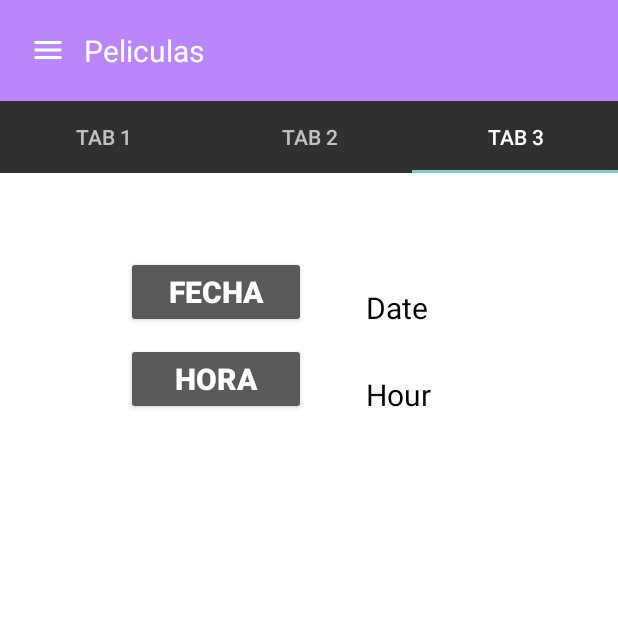
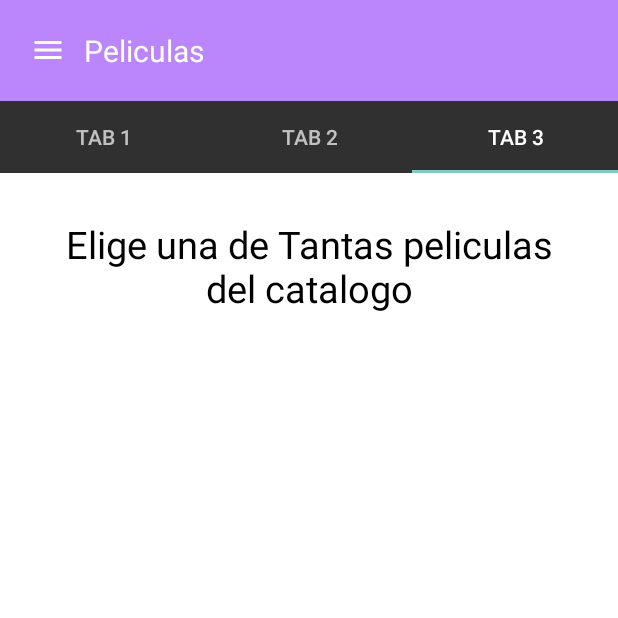
Before and after one commit to DAANVALE/MyGlobal, an Android app: the screen it shows after launch (PrincipalActivity), tab 3 chosen, on a phone screen of 412 x 824 dp, the top half of it. Run offline under Robolectric (Android 15) with nearby library versions, the phone set to English and light mode, and no system bars.

Commit message:
commit de fecha y hora

```diff
--- a/app/src/main/java/com/example/myglobal/Tab3.java
+++ b/app/src/main/java/com/example/myglobal/Tab3.java
@@ -1,5 +1,6 @@
 package com.example.myglobal;
 
+import android.app.TimePickerDialog;
 import android.os.Bundle;
 
 import androidx.fragment.app.Fragment;
@@ -7,6 +8,10 @@ import androidx.fragment.app.Fragment;
 import android.view.LayoutInflater;
 import android.view.View;
 import android.view.ViewGroup;
+import android.widget.Button;
+import android.widget.TimePicker;
+
+import java.util.Locale;
 
 public class Tab3 extends Fragment {
     @Override
--- a/app/src/main/res/layout/fragment_tab3.xml
+++ b/app/src/main/res/layout/fragment_tab3.xml
@@ -6,71 +6,21 @@
     tools:context=".Tab3">
 
     <!-- TODO: Update blank fragment layout -->
-    <ScrollView
+    <LinearLayout
         android:layout_width="match_parent"
         android:layout_height="match_parent"
-        android:layout_marginTop="10dp"
-        android:padding="35dp">
+        android:orientation="vertical"
+        android:gravity="center_horizontal"
+        android:layout_gravity="center_horizontal"
+        android:padding="30dp">
 
-        <LinearLayout
+        <TextView
             android:layout_width="wrap_content"
             android:layout_height="wrap_content"
-            android:orientation="vertical"
-            android:layout_gravity="center_horizontal">
-        <LinearLayout
-            android:layout_width="match_parent"
-            android:layout_height="wrap_content"
-            android:orientation="horizontal"
+            android:text="Elige una de Tantas peliculas del catalogo"
             android:gravity="center"
-            android:layout_marginTop="10dp">
+            android:textSize="25dp"
+            android:textColor="@color/black"/>
 
-            <Button
-                android:id="@+id/btnDate"
-                android:layout_width="120dp"
-                android:layout_height="wrap_content"
-                android:text="Fecha"
-                android:textSize="20sp"
-                android:textStyle="bold" />
-
-            <TextView
-                android:id="@+id/TVDate"
-                android:layout_width="match_parent"
-                android:layout_height="match_parent"
-                android:text="Date"
-                android:textSize="20sp"
-                android:gravity="bottom"
-                android:layout_marginLeft="40dp"
-                android:layout_marginRight="40dp"
-                android:textColor="@color/black"/>
-
-        </LinearLayout>
-        <LinearLayout
-            android:layout_width="match_parent"
-            android:layout_height="wrap_content"
-            android:orientation="horizontal"
-            android:gravity="center"
-            android:layout_marginTop="10dp">
-
-            <Button
-                android:id="@+id/btnHour"
-                android:layout_width="120dp"
-                android:layout_height="wrap_content"
-                android:text="Hora"
-                android:textSize="20sp"
-                android:textStyle="bold"
-                />
-
-            <TextView
-                android:id="@+id/TVHour"
-                android:layout_width="match_parent"
-                android:layout_height="match_parent"
-                android:text="Hour"
-                android:textSize="20sp"
-                android:gravity="bottom"
-                android:layout_marginLeft="40dp"
-                android:layout_marginRight="40dp"
-                android:textColor="@color/black"/>
-        </LinearLayout>
-        </LinearLayout>
-    </ScrollView>
+    </LinearLayout>
 </FrameLayout>
```
Also changed, not shown: app/src/main/java/com/example/myglobal/Video_Activity.java (+102 -0 lines), app/src/main/res/layout/activity_video.xml (+18 -0 lines).
